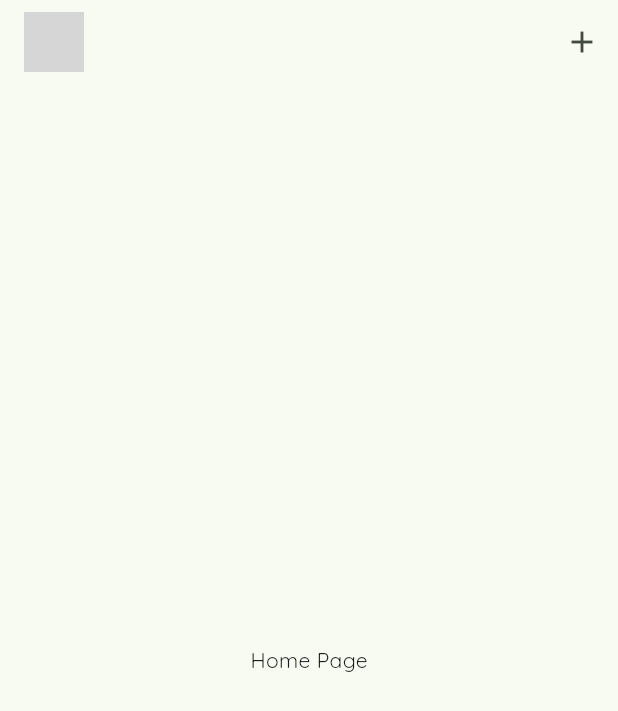
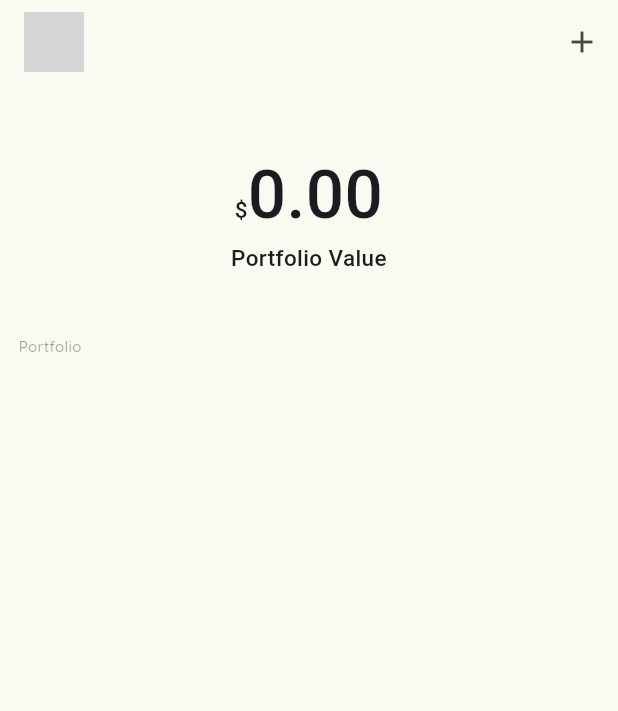
Before and after one commit to ammarabid29/getx_crypto_app, a Flutter app: the screen it shows after launch, on a phone screen of 412 x 824 dp. Shown: the top 711 px of the screen. Run offline on Flutter 3.47's test engine with Material 3 defaults, Android fonts, the phone set to English and light mode, and no system bars; our stand-ins replace dio, get, google_fonts; network calls fail; grey boxes are pictures that could not be loaded.

Commit message:
Add coin and display on home screen

```diff
--- a/lib/features/crypto/data/repository/crypto_repository_impl.dart
+++ b/lib/features/crypto/data/repository/crypto_repository_impl.dart
@@ -1,16 +1,20 @@
 import 'package:getx_crypto_app/features/crypto/data/data_source/remote/coin_data_source.dart';
-import 'package:getx_crypto_app/features/crypto/domain/models/coin_data.dart';
+import 'package:getx_crypto_app/features/crypto/domain/models/coin_data_model.dart';
 import 'package:getx_crypto_app/features/crypto/domain/repository/crypto_repository.dart';
 
 class CryptoRepositoryImpl implements CryptoRepository {
   final CoinDataSource _coinDataSource = CoinDataSource();
 
   @override
-  Future<List<CoinData>> fetchCurrencies() {
+  Future<List<CoinDataModel>> getCurrenciesData() {
     try {
-      return _coinDataSource.fetchCoinData();
+      return _coinDataSource.fetchCurrenciesData();
     } catch (e) {
       rethrow;
     }
   }
+
+  @override
+  String getCurrenciesIcons(String name) =>
+      _coinDataSource.getCurrenciesIcons(name);
 }
--- a/lib/features/crypto/domain/models/coin_data.dart
+++ b/lib/features/crypto/domain/models/coin_data_model.dart
@@ -1,4 +1,4 @@
-class CoinData {
+class CoinDataModel {
   int? id;
   int? rank;
   String? slug;
@@ -14,7 +14,7 @@ class CoinData {
   String? lastUpdated;
   List<Tokens>? tokens;
 
-  CoinData(
+  CoinDataModel(
       {this.id,
       this.rank,
       this.slug,
@@ -30,7 +30,7 @@ class CoinData {
       this.lastUpdated,
       this.tokens});
 
-  CoinData.fromJson(Map<String, dynamic> json) {
+  CoinDataModel.fromJson(Map<String, dynamic> json) {
     id = json['id'];
     rank = json['rank'];
     slug = json['slug'];
--- /dev/null
+++ b/lib/features/crypto/domain/models/tracked_coins_model.dart
@@ -0,0 +1,18 @@
+class TrackedAssetsModel {
+  String? name;
+  double? amount;
+
+  TrackedAssetsModel({this.name, this.amount});
+
+  TrackedAssetsModel.fromJson(Map<String, dynamic> json) {
+    name = json["name"];
+    amount = json["amount"];
+  }
+
+  Map<String, dynamic> toJson() {
+    final Map<String, dynamic> data = <String, dynamic>{};
+    data["name"] = name;
+    data["amount"] = amount;
+    return data;
+  }
+}
--- a/lib/features/crypto/domain/repository/crypto_repository.dart
+++ b/lib/features/crypto/domain/repository/crypto_repository.dart
@@ -1,5 +1,7 @@
-import 'package:getx_crypto_app/features/crypto/domain/models/coin_data.dart';
+import 'package:getx_crypto_app/features/crypto/domain/models/coin_data_model.dart';
 
 abstract class CryptoRepository {
-  Future<List<CoinData>> fetchCurrencies();
+  Future<List<CoinDataModel>> getCurrenciesData();
+
+  String getCurrenciesIcons(String name);
 }
--- a/lib/features/crypto/presentation/view/home_view.dart
+++ b/lib/features/crypto/presentation/view/home_view.dart
@@ -1,21 +1,116 @@
 import 'package:flutter/material.dart';
 import 'package:get/get.dart';
+import 'package:getx_crypto_app/features/crypto/domain/models/tracked_coins_model.dart';
+import 'package:getx_crypto_app/features/crypto/presentation/view_model/assets_view_model.dart';
 import 'package:getx_crypto_app/features/crypto/presentation/view/widgets/add_assets_dialog.dart';
 
-class HomeView extends StatefulWidget {
-  const HomeView({super.key});
+class HomeView extends StatelessWidget {
+  final AssetsViewModel assetsViewModel = Get.put(AssetsViewModel());
 
-  @override
-  State<HomeView> createState() => _HomeViewState();
-}
+  HomeView({super.key});
 
-class _HomeViewState extends State<HomeView> {
+  Widget _portfolioValue(BuildContext context) {
+    return Container(
+      width: MediaQuery.of(context).size.width,
+      margin: EdgeInsets.symmetric(
+        vertical: MediaQuery.of(context).size.height * 0.05,
+      ),
+      child: Center(
+        child: Text.rich(
+          textAlign: TextAlign.center,
+          TextSpan(
+            children: [
+              TextSpan(
+                text: "\$",
+                style: TextStyle(fontSize: 15, fontWeight: FontWeight.w500),
+              ),
+              TextSpan(
+                text:
+                    "${assetsViewModel.getPortfolioValue().toStringAsFixed(2)}\n",
+                style: TextStyle(fontSize: 45, fontWeight: FontWeight.w500),
+              ),
+              TextSpan(
+                text: "Portfolio Value",
+                style: TextStyle(fontSize: 15, fontWeight: FontWeight.w500),
+              ),
+            ],
+          ),
+        ),
+      ),
+    );
+  }
+
+  Widget _trackedAssetsList(BuildContext context) {
+    return Padding(
+      padding: EdgeInsets.symmetric(
+        horizontal: MediaQuery.of(context).size.width * 0.03,
+      ),
+      child: Column(
+        mainAxisAlignment: MainAxisAlignment.start,
+        crossAxisAlignment: CrossAxisAlignment.start,
+        children: [
+          SizedBox(
+            height: MediaQuery.of(context).size.height * 0.05,
+            child: Text(
+              "Portfolio",
+              style: TextStyle(
+                fontSize: 10,
+                color: Colors.black38,
+                fontWeight: FontWeight.w500,
+              ),
+            ),
+          ),
+          SizedBox(
+            height: MediaQuery.of(context).size.height * 0.65,
+            width: MediaQuery.of(context).size.width,
+            child: ListView.builder(
+              itemCount: assetsViewModel.trackedAssets.length,
+              itemBuilder: (context, index) {
+                TrackedAssetsModel trackedAssetsModel =
+                    assetsViewModel.trackedAssets[index];
+
+                return ListTile(
+                  leading: CircleAvatar(
+                    child: Image.network(
+                      assetsViewModel
+                          .getCurrenciesIcons(trackedAssetsModel.name!),
+                    ),
+                  ),
+                  title: Text(trackedAssetsModel.name!),
+                  subtitle: Text(
+                      "USD: ${assetsViewModel.getAssetPrice(trackedAssetsModel.name!).toStringAsFixed(2)}"),
+                  trailing: Text(
+                    trackedAssetsModel.amount.toString(),
+                    style: TextStyle(
+                      fontSize: 15,
+                      fontWeight: FontWeight.bold,
+                      color: Colors.black,
+                    ),
+                  ),
+                );
+              },
+            ),
+          ),
+        ],
+      ),
+    );
+  }
+
   @override
   Widget build(BuildContext context) {
     return Scaffold(
       appBar: _buildAppBar(),
-      body: Center(
-        child: Text("Home Page"),
+      body: SafeArea(
+        child: SingleChildScrollView(
+          child: Obx(
+            () => Column(
+              children: [
+                _portfolioValue(context),
+                _trackedAssetsList(context),
+              ],
+            ),
+          ),
+        ),
       ),
     );
   }
--- /dev/null
+++ b/lib/features/crypto/presentation/view_model/assets_view_model.dart
@@ -0,0 +1,67 @@
+import 'package:get/get.dart';
+import 'package:getx_crypto_app/features/crypto/data/repository/crypto_repository_impl.dart';
+import 'package:getx_crypto_app/features/crypto/domain/models/coin_data_model.dart';
+import 'package:getx_crypto_app/features/crypto/domain/models/tracked_coins_model.dart';
+import 'package:getx_crypto_app/features/crypto/domain/repository/crypto_repository.dart';
+
+class AssetsViewModel extends GetxController {
+  final CryptoRepository cryptoRepository = CryptoRepositoryImpl();
+
+  RxBool loading = false.obs;
+  RxList<CoinDataModel> coinData = <CoinDataModel>[].obs;
+  RxList<TrackedAssetsModel> trackedAssets = <TrackedAssetsModel>[].obs;
+
+  @override
+  void onInit() {
+    super.onInit();
+    getAssets();
+  }
+
+  Future<void> getAssets() async {
+    loading.value = true;
+    try {
+      var responseData = await cryptoRepository.getCurrenciesData();
+      coinData.value = responseData;
+      loading.value = false;
+    } catch (e) {
+      throw Exception("Error getting coins data in assets view model");
+    } finally {
+      loading.value = false;
+    }
+  }
+
+  void addTrackedAsset(String name, double amount) {
+    trackedAssets.add(
+      TrackedAssetsModel(name: name, amount: amount),
+    );
+    print(trackedAssets);
+  }
+
+  double getPortfolioValue() {
+    if (coinData.isEmpty) {
+      return 0.0;
+    } else if (trackedAssets.isEmpty) {
+      return 0.0;
+    } else {
+      print(trackedAssets.length);
+      double value = 0.0;
+      for (TrackedAssetsModel asset in trackedAssets) {
+        value += getAssetPrice(asset.name!) * asset.amount!;
+      }
+      return value;
+    }
+  }
+
+  double getAssetPrice(String name) {
+    CoinDataModel? data = getCoinData(name);
+    print("$data");
+    return data?.values?.uSD?.price?.toDouble() ?? 0.0;
+  }
+
+  CoinDataModel? getCoinData(String name) {
+    return coinData.firstWhereOrNull((e) => e.name == name);
+  }
+
+  String getCurrenciesIcons(String name) =>
+      cryptoRepository.getCurrenciesIcons(name.toLowerCase());
+}
--- a/lib/main.dart
+++ b/lib/main.dart
@@ -1,11 +1,9 @@
 import 'package:flutter/material.dart';
 import 'package:getx_crypto_app/core/routes/app_routes.dart';
 import 'package:get/get.dart';
-import 'package:getx_crypto_app/core/utils/utils.dart';
 import 'package:google_fonts/google_fonts.dart';
 
 void main() async {
-  await registerServices();
   runApp(const MyApp());
 }
 
```
Also changed, not shown: lib/core/utils/utils.dart (deleted, +0 -8 lines), lib/features/crypto/data/data_source/remote/coin_data_source.dart (+10 -10 lines), lib/features/crypto/domain/models/api_response_model.dart (+4 -4 lines), lib/features/crypto/presentation/view/widgets/add_assets_dialog.dart (+64 -20 lines), lib/features/crypto/presentation/view_model/add_asset_view_model.dart (+12 -9 lines), lib/features/splash/view_model/splash_view_model.dart (+3 -7 lines), 1 other file.
